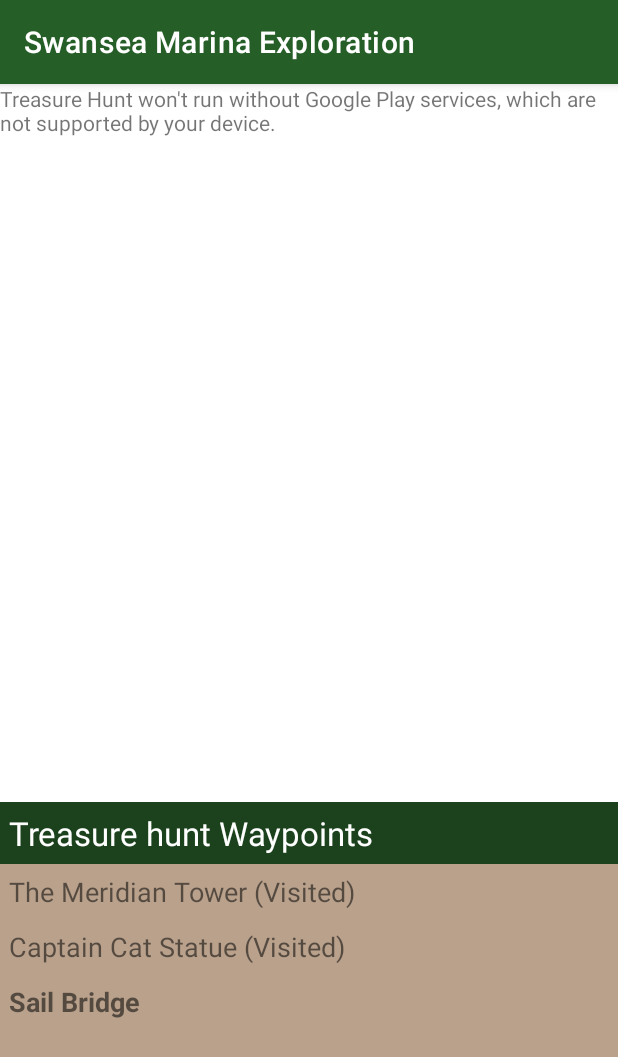
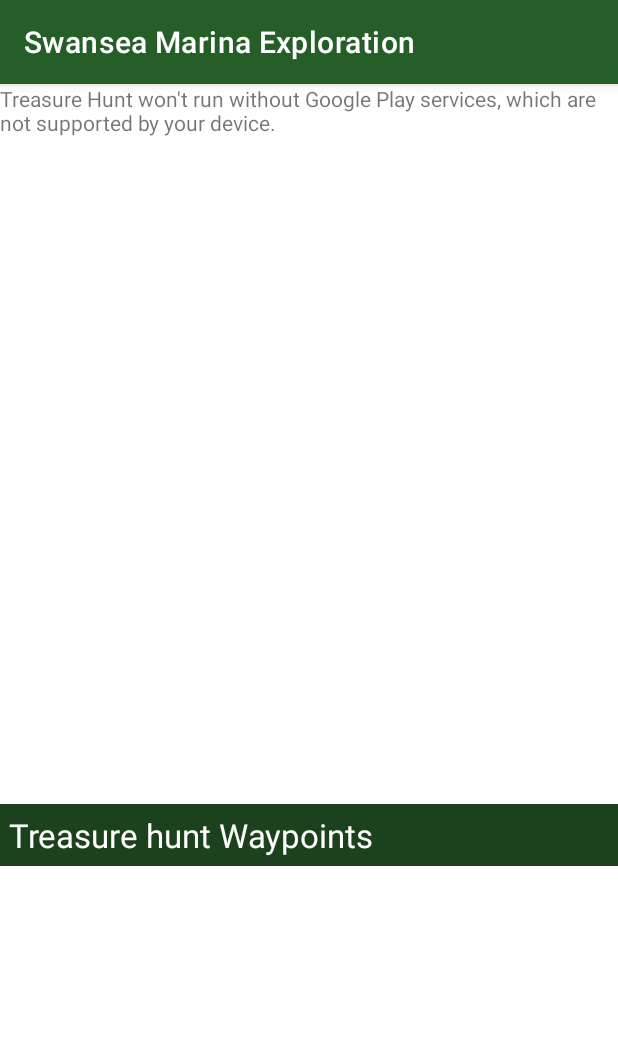
Before and after one commit to tefkros777/treasure-hunt, an Android app: the TreasureHuntActivity screen opened directly, with no data from a screen before it, on a phone screen of 412 x 824 dp. Shown: the top 1057 px of the screen. Run offline under Robolectric (Android 15) with nearby library versions, the phone set to English and light mode, and no system bars; 2 statements that could not run were skipped.

Commit message:
Add waypoint list fragment in TreasureHuntActivity

```diff
--- a/app/build.gradle
+++ b/app/build.gradle
@@ -31,6 +31,7 @@ dependencies {
     implementation 'androidx.appcompat:appcompat:1.2.0'
     implementation 'androidx.constraintlayout:constraintlayout:2.0.4'
     implementation 'com.google.android.gms:play-services-maps:17.0.0'
+    implementation 'androidx.legacy:legacy-support-v4:1.0.0'
     testImplementation 'junit:junit:4.12'
     androidTestImplementation 'androidx.test.ext:junit:1.1.2'
     androidTestImplementation 'androidx.test.espresso:espresso-core:3.3.0'
--- a/app/src/main/java/com/loizou/treasurehunt/TreasureHuntActivity.kt
+++ b/app/src/main/java/com/loizou/treasurehunt/TreasureHuntActivity.kt
@@ -35,16 +35,23 @@ class TreasureHuntActivity : AppCompatActivity(), OnMapReadyCallback {
         mTreasureHunt = DataManager.getTreasureHuntById(game_id)!!
         Log.d(LOG_TAG, "LOADED GAME WITH ID: ${mTreasureHunt.id}")
 
+        val treasure = intent.getStringExtra("url") //TODO: This will crash
+        title = "Swansea Marina Exploration"
+
         // Obtain the SupportMapFragment and get notified when the map is ready to be used.
         val mapFragment = supportFragmentManager
             .findFragmentById(R.id.mapTreasureHunt) as SupportMapFragment
         mapFragment.getMapAsync(this)
 
-        val treasure = intent.getStringExtra("url")
+        // Waypoint List Fragment stuff
+        supportFragmentManager
+            .beginTransaction()
+            .add(R.id.fragWaypointList, WaypointListFragment(), "WaypointListFragment")
+            .commit()
 
-        title = "Swansea Marina Exploration"
 
         fusedLocationClient = LocationServices.getFusedLocationProviderClient(this)
+
     }
 
     /**
--- /dev/null
+++ b/app/src/main/java/com/loizou/treasurehunt/WaypointListFragment.kt
@@ -0,0 +1,23 @@
+package com.loizou.treasurehunt
+
+import android.os.Bundle
+import android.util.Log
+import androidx.fragment.app.Fragment
+import android.view.LayoutInflater
+import android.view.View
+import android.view.ViewGroup
+import android.widget.Toast
+
+class WaypointListFragment : Fragment() {
+
+    override fun onCreateView(inflater: LayoutInflater, container: ViewGroup?, savedInstanceState: Bundle?): View? {
+        // When created inflate the World feed layout
+        return inflater.inflate(R.layout.fragment_waypoint_list, container, false)!!
+    }
+
+    override fun onViewCreated(view: View, savedInstanceState: Bundle?) {
+        super.onViewCreated(view, savedInstanceState)
+        Log.d(LOG_TAG, "Waypoint List Fragment in view")
+    }
+
+}
--- a/app/src/main/res/layout/activity_treasure_hunt.xml
+++ b/app/src/main/res/layout/activity_treasure_hunt.xml
@@ -1,5 +1,6 @@
 <?xml version="1.0" encoding="utf-8"?>
 <com.google.android.material.circularreveal.CircularRevealLinearLayout xmlns:android="http://schemas.android.com/apk/res/android"
+    xmlns:tools="http://schemas.android.com/tools"
     android:layout_width="match_parent"
     android:layout_height="match_parent"
     android:orientation="vertical">
@@ -10,49 +11,18 @@
         android:id="@+id/mapTreasureHunt"
         android:name="com.google.android.gms.maps.SupportMapFragment"
         android:layout_width="match_parent"
-        android:layout_height="250dp"
-        android:layout_weight="5"
+        android:layout_height="match_parent"
+        android:layout_weight="3"
         tools:context=".TreasureHuntActivity" />
 
-    <com.google.android.material.circularreveal.CircularRevealLinearLayout
+    <!--Waypoints-->
+    <fragment
+        android:id="@+id/fragWaypointList"
+        android:name="com.loizou.treasurehunt.WaypointListFragment"
         android:layout_width="match_parent"
-        android:layout_height="wrap_content"
-        android:layout_weight="3"
-        android:background="#DCAE937A"
-        android:orientation="vertical">
-
-        <com.google.android.material.textview.MaterialTextView
-            android:layout_width="match_parent"
-            android:layout_height="wrap_content"
-            android:background="@color/colorPrimaryDark"
-            android:padding="6dp"
-            android:text="@string/treasure_hunt_waypoints"
-            android:textColor="@color/colorPrimaryText"
-            android:textSize="22sp" />
-
-        <com.google.android.material.textview.MaterialTextView
-            android:layout_width="match_parent"
-            android:layout_height="wrap_content"
-            android:layout_margin="6dp"
-            android:text="The Meridian Tower (Visited)"
-            android:textSize="18sp" />
-
-        <com.google.android.material.textview.MaterialTextView
-            android:layout_width="match_parent"
-            android:layout_height="wrap_content"
-            android:layout_margin="6dp"
-            android:text="Captain Cat Statue (Visited)"
-            android:textSize="18sp" />
-
-        <com.google.android.material.textview.MaterialTextView
-            android:layout_width="match_parent"
-            android:layout_height="wrap_content"
-            android:layout_margin="6dp"
-            android:text="Sail Bridge"
-            android:textSize="18sp"
-            android:textStyle="bold" />
+        android:layout_height="match_parent"
+        android:layout_weight="5"
+        tools:layout="@layout/fragment_waypoint_list" />
 
 
-    </com.google.android.material.circularreveal.CircularRevealLinearLayout>
-
 </com.google.android.material.circularreveal.CircularRevealLinearLayout>
--- /dev/null
+++ b/app/src/main/res/layout/fragment_waypoint_list.xml
@@ -0,0 +1,17 @@
+<?xml version="1.0" encoding="utf-8"?>
+<com.google.android.material.circularreveal.CircularRevealFrameLayout xmlns:android="http://schemas.android.com/apk/res/android"
+    xmlns:tools="http://schemas.android.com/tools"
+    android:layout_width="match_parent"
+    android:layout_height="match_parent"
+    tools:context=".WaypointListFragment">
+
+    <com.google.android.material.textview.MaterialTextView
+        android:layout_width="match_parent"
+        android:layout_height="wrap_content"
+        android:background="@color/colorPrimaryDark"
+        android:padding="6dp"
+        android:text="@string/treasure_hunt_waypoints"
+        android:textColor="@color/colorPrimaryText"
+        android:textSize="22sp" />
+
+</com.google.android.material.circularreveal.CircularRevealFrameLayout>
--- a/app/src/main/res/values/strings.xml
+++ b/app/src/main/res/values/strings.xml
@@ -16,6 +16,8 @@
     <string name="hunt_name_placeholder">Treasure Hunt Placeholder</string>
     <string name="hunt_difficulty_placeholder">EASY</string>
     <string name="hunt_distance_placeholder">1.2 mi</string>
+    <!-- TODO: Remove or change this placeholder text -->
+    <string name="hello_blank_fragment">Hello blank fragment</string>
 
 
 </resources>
```
